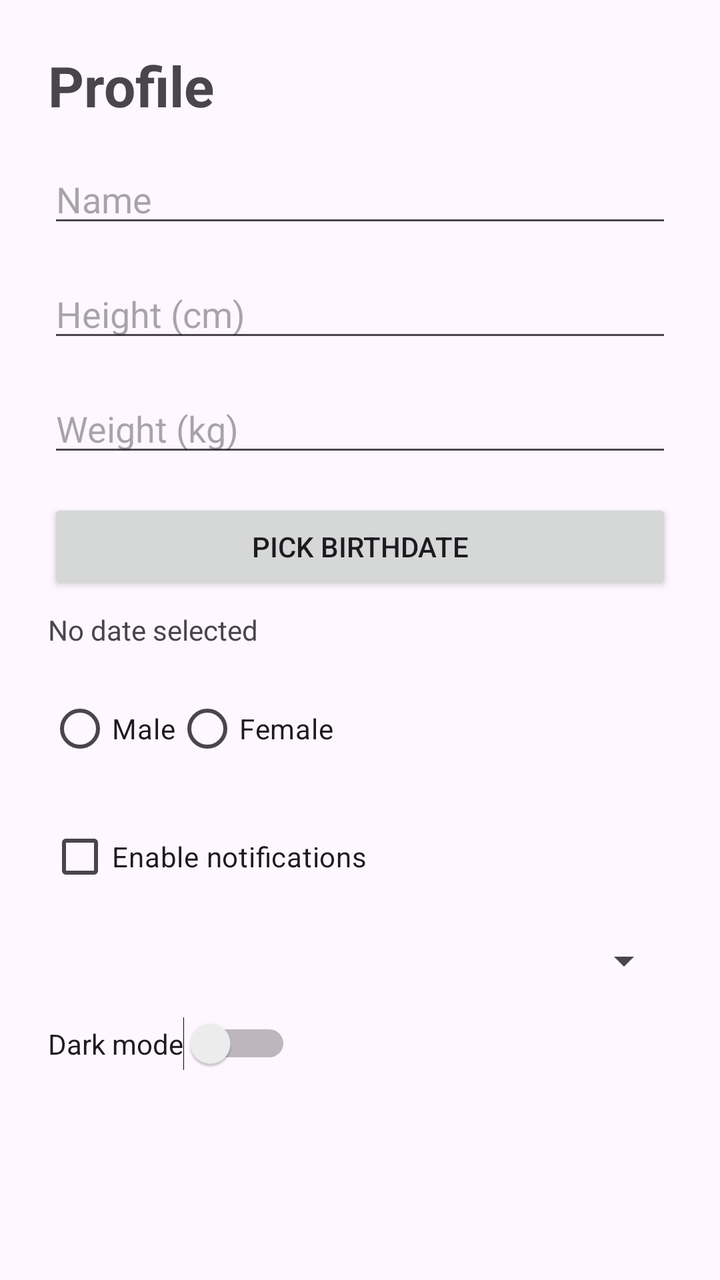
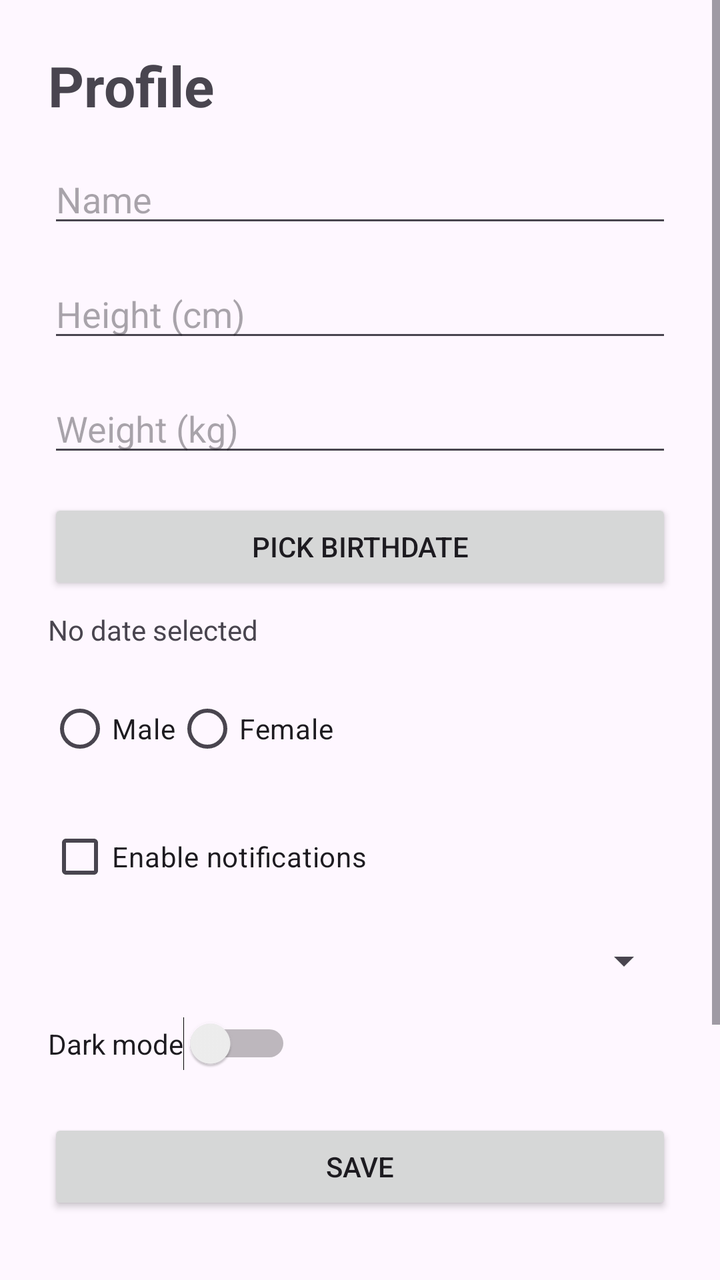

The first picture is an Android layout as it rendered before a commit; the second is the same layout after the commit. The layout source and the unified diff follow.
<!-- AndroidManifest.xml: application theme Theme.LifeCycleV6 -->
<!-- res/layout/activity_profile.xml -->
<?xml version="1.0" encoding="utf-8"?>
<ScrollView xmlns:android="http://schemas.android.com/apk/res/android"
    android:id="@+id/main"
    android:layout_width="match_parent"
    android:layout_height="match_parent">

    <LinearLayout
        android:layout_width="match_parent"
        android:layout_height="wrap_content"
        android:orientation="vertical"
        android:padding="24dp">

        <TextView
            android:layout_width="wrap_content"
            android:layout_height="wrap_content"
            android:text="Profile"
            android:textSize="28sp"
            android:textStyle="bold" />

        <EditText
            android:id="@+id/etName"
            android:layout_width="match_parent"
            android:layout_height="wrap_content"
            android:hint="Name"
            android:inputType="text"
            android:layout_marginTop="16dp" />

        <EditText
            android:id="@+id/etHeight"
            android:layout_width="match_parent"
            android:layout_height="wrap_content"
            android:hint="Height (cm)"
            android:inputType="numberDecimal"
            android:layout_marginTop="16dp" />

        <EditText
            android:id="@+id/etWeight"
            android:layout_width="match_parent"
            android:layout_height="wrap_content"
            android:hint="Weight (kg)"
            android:inputType="numberDecimal"
            android:layout_marginTop="16dp" />

        <Button
            android:id="@+id/btnPickDate"
            android:layout_width="match_parent"
            android:layout_height="wrap_content"
            android:text="Pick Birthdate"
            android:layout_marginTop="16dp" />

        <TextView
            android:id="@+id/tvSelectedDate"
            android:layout_width="wrap_content"
            android:layout_height="wrap_content"
            android:text="No date selected"
            android:layout_marginTop="8dp" />

        <RadioGroup
            android:id="@+id/rgGender"
            android:layout_width="wrap_content"
            android:layout_height="wrap_content"
            android:orientation="horizontal"
            android:layout_marginTop="16dp">

            <RadioButton
                android:id="@+id/rbMale"
                android:layout_width="wrap_content"
                android:layout_height="wrap_content"
                android:text="Male" />

            <RadioButton
                android:id="@+id/rbFemale"
                android:layout_width="wrap_content"
                android:layout_height="wrap_content"
                android:text="Female" />
        </RadioGroup>

        <CheckBox
            android:id="@+id/cbNotifications"
            android:layout_width="wrap_content"
            android:layout_height="wrap_content"
            android:text="Enable notifications"
            android:layout_marginTop="16dp" />

        <Spinner
            android:id="@+id/spinnerColor"
            android:layout_width="match_parent"
            android:layout_height="wrap_content"
            android:layout_marginTop="16dp" />

        <Switch
            android:id="@+id/switchDarkMode"
            android:layout_width="wrap_content"
            android:layout_height="wrap_content"
            android:text="Dark mode"
            android:layout_marginTop="16dp" />
    </LinearLayout>
</ScrollView>
<!-- resources referenced by this layout -->
<resources>
  <style name="Theme.LifeCycleV6" parent="Base.Theme.LifeCycleV6" />
  <style name="Base.Theme.LifeCycleV6" parent="Theme.Material3.DayNight.NoActionBar">
          
          
      </style>
</resources>

<!-- the commit's change to res/layout/activity_profile.xml (unified diff, before → after) -->
@@ -94,5 +94,33 @@
             android:layout_height="wrap_content"
             android:text="Dark mode"
             android:layout_marginTop="16dp" />
+
+        <Button
+            android:id="@+id/btnSave"
+            android:layout_width="match_parent"
+            android:layout_height="wrap_content"
+            android:text="Save"
+            android:layout_marginTop="24dp" />
+
+        <TextView
+            android:id="@+id/tvBmiResult"
+            android:layout_width="wrap_content"
+            android:layout_height="wrap_content"
+            android:textSize="18sp"
+            android:textStyle="bold"
+            android:layout_marginTop="16dp" />
+
+        <Button
+            android:id="@+id/btnGoToSteps"
+            android:layout_width="match_parent"
+            android:layout_height="wrap_content"
+            android:text="Go to Steps"
+            android:layout_marginTop="24dp" />
+        <Button
+            android:id="@+id/btnLogout"
+            android:layout_width="match_parent"
+            android:layout_height="wrap_content"
+            android:text="Logout"
+            android:layout_marginTop="8dp" />
     </LinearLayout>
 </ScrollView>
